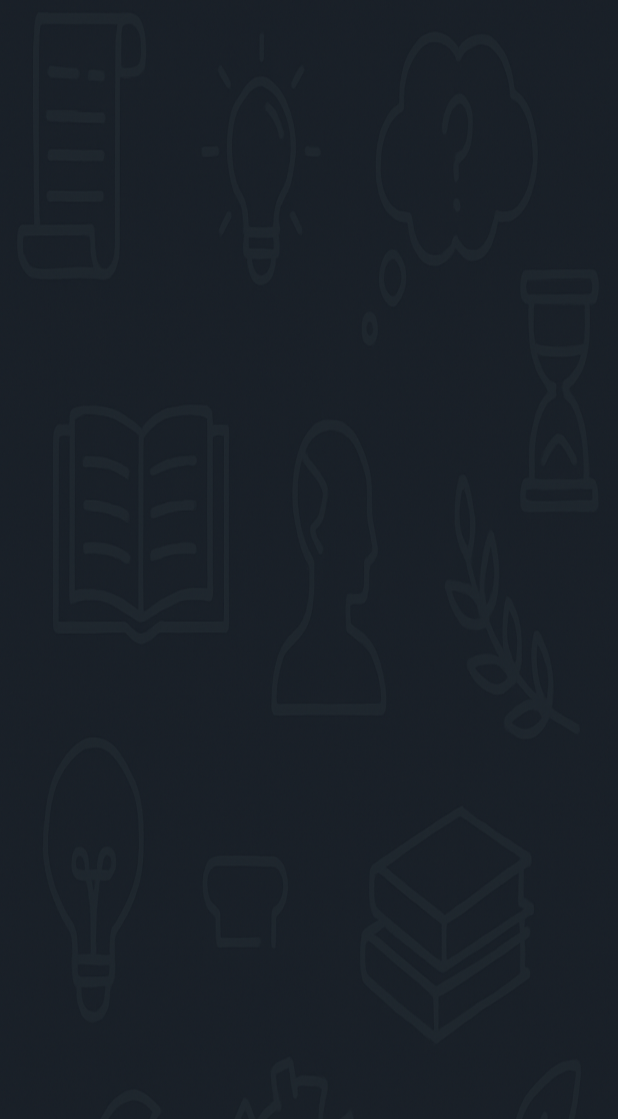
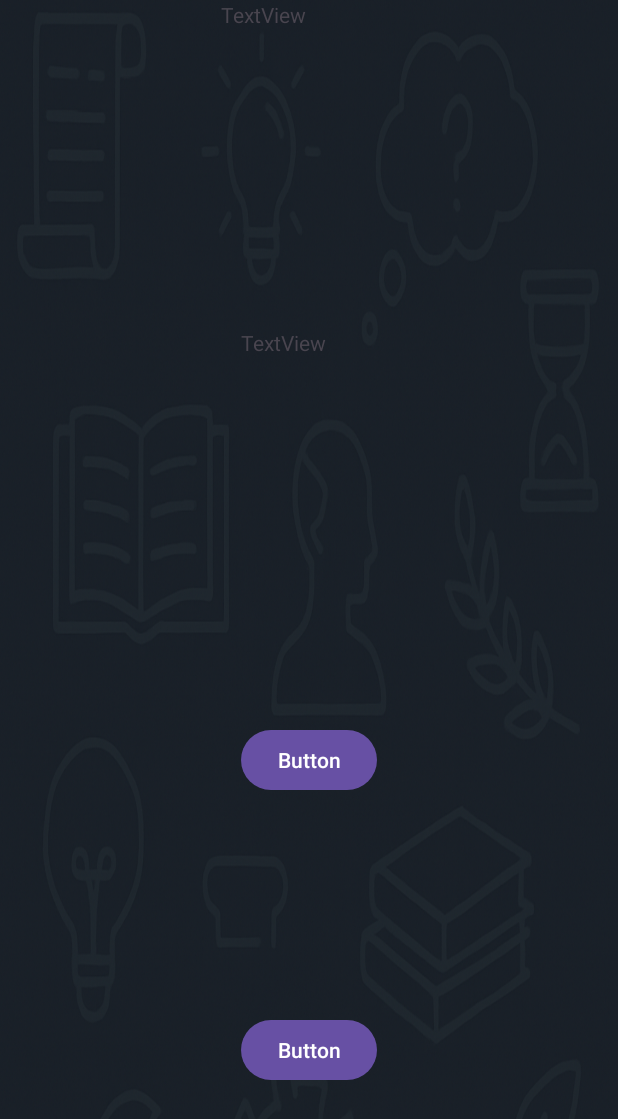
Before and after one commit to Eldies45/flashcard-app, an Android app: the MainActivity3 screen opened directly, with no data from a screen before it, on a phone screen of 412 x 824 dp. Before the commit the part shown is empty. Shown: the top 1119 px of the screen. Run offline under Robolectric (Android 15) with nearby library versions, the phone set to English and light mode, and no system bars.

Commit message:
Flashcard app

```diff
--- a/app/src/main/java/com/example/flashcardapplication/MainActivity3.kt
+++ b/app/src/main/java/com/example/flashcardapplication/MainActivity3.kt
@@ -1,17 +1,35 @@
 package com.example.flashcardapplication
 
+import android.annotation.SuppressLint
 import android.os.Bundle
+import android.widget.Button
+import android.widget.TextView
 import androidx.activity.enableEdgeToEdge
 import androidx.appcompat.app.AppCompatActivity
 import androidx.core.view.ViewCompat
 import androidx.core.view.WindowInsetsCompat
 
 class MainActivity3 : AppCompatActivity() {
+    private lateinit var questions: Array<String>
+    private lateinit var answers: Array<Boolean>
+
+    @SuppressLint("MissingInflatedId")
     override fun onCreate(savedInstanceState: Bundle?) {
         super.onCreate(savedInstanceState)
         enableEdgeToEdge()
         setContentView(R.layout.activity_main3)
 
+        val score = intent.getIntExtra("score", 0)
+        questions = intent.getStringArrayExtra("questions") ?: arrayOf()
+        answers = intent.getBooleanArrayExtra("answers")?.toTypedArray() ?: arrayOf()
+
+        val scoreText: TextView = findViewById(R.id.textView3)
+        val feedbackText: TextView = findViewById(R.id.textView4)
+        val reviewButton: Button = findViewById(R.id.button5)
+        val exitButton: Button = findViewById(R.id.button6)
+
+
+
 
     }
 }
--- a/app/src/main/res/layout/activity_main3.xml
+++ b/app/src/main/res/layout/activity_main3.xml
@@ -8,4 +8,51 @@
     android:background="@drawable/eldo"
     tools:context=".MainActivity3">
 
+    <Button
+        android:id="@+id/button5"
+        android:layout_width="wrap_content"
+        android:layout_height="wrap_content"
+        android:text="Button"
+        app:layout_constraintBottom_toBottomOf="parent"
+        app:layout_constraintEnd_toEndOf="parent"
+        app:layout_constraintHorizontal_bias="0.501"
+        app:layout_constraintStart_toStartOf="parent"
+        app:layout_constraintTop_toTopOf="parent"
+        app:layout_constraintVertical_bias="0.622" />
+
+    <Button
+        android:id="@+id/button6"
+        android:layout_width="wrap_content"
+        android:layout_height="wrap_content"
+        android:text="Button"
+        app:layout_constraintBottom_toBottomOf="parent"
+        app:layout_constraintEnd_toEndOf="parent"
+        app:layout_constraintHorizontal_bias="0.501"
+        app:layout_constraintStart_toStartOf="parent"
+        app:layout_constraintTop_toTopOf="parent"
+        app:layout_constraintVertical_bias="0.871" />
+
+    <TextView
+        android:id="@+id/textView3"
+        android:layout_width="116dp"
+        android:layout_height="100dp"
+        android:text="TextView"
+        app:layout_constraintBottom_toBottomOf="parent"
+        app:layout_constraintEnd_toEndOf="parent"
+        app:layout_constraintHorizontal_bias="0.498"
+        app:layout_constraintStart_toStartOf="parent"
+        app:layout_constraintTop_toTopOf="parent"
+        app:layout_constraintVertical_bias="0.0" />
+
+    <TextView
+        android:id="@+id/textView4"
+        android:layout_width="90dp"
+        android:layout_height="65dp"
+        android:text="TextView"
+        app:layout_constraintBottom_toBottomOf="parent"
+        app:layout_constraintEnd_toEndOf="parent"
+        app:layout_constraintHorizontal_bias="0.498"
+        app:layout_constraintStart_toStartOf="parent"
+        app:layout_constraintTop_toTopOf="parent"
+        app:layout_constraintVertical_bias="0.288" />
 </androidx.constraintlayout.widget.ConstraintLayout>
```
